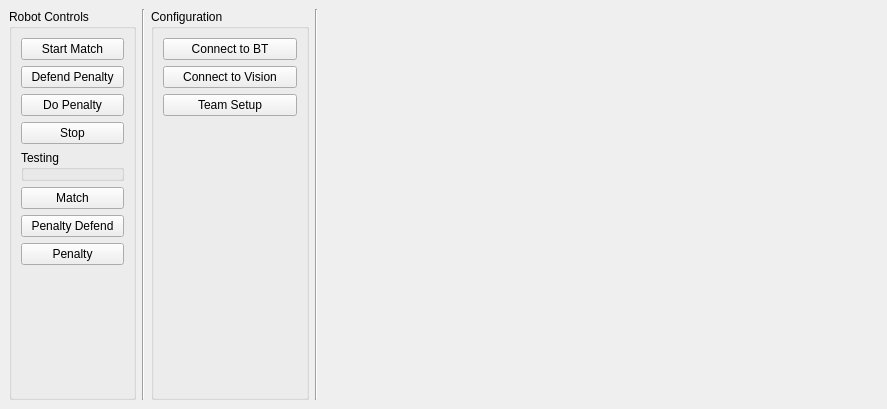
SSabev/SDPCode, file GUI/mainwindow.ui: the form before one commit.
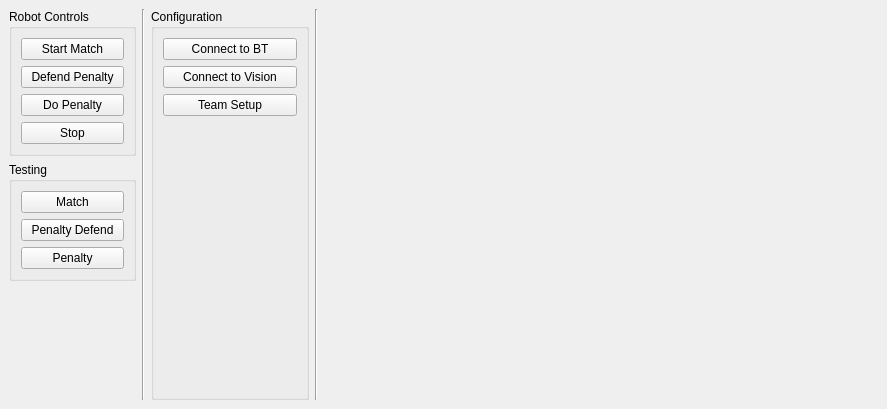
The form after the commit. Icons and pictures are not drawn. Custom widgets are drawn as their Qt base class.

```diff
--- a/GUI/mainwindow.ui
+++ b/GUI/mainwindow.ui
@@ -20,6 +20,8 @@
   <widget class="QWidget" name="centralwidget">
    <layout class="QHBoxLayout" name="horizontalLayout">
     <item>
+     <layout class="QVBoxLayout" name="verticalLayout_4">
+      <item>
      <widget class="QGroupBox" name="groupBox">
       <property name="sizePolicy">
        <sizepolicy hsizetype="Fixed" vsizetype="Preferred">
@@ -83,13 +85,15 @@
          </property>
         </widget>
        </item>
+        </layout>
+       </widget>
+      </item>
        <item>
         <widget class="QGroupBox" name="groupBox_3">
          <property name="title">
           <string>Testing</string>
          </property>
-        </widget>
-       </item>
+        <layout class="QVBoxLayout" name="verticalLayout_3">
        <item>
         <widget class="QPushButton" name="matchTestBtn">
          <property name="sizePolicy">
@@ -123,6 +127,9 @@
          </property>
         </widget>
        </item>
+        </layout>
+       </widget>
+      </item>
        <item>
         <spacer name="verticalSpacer">
          <property name="orientation">
@@ -137,7 +144,6 @@
         </spacer>
        </item>
       </layout>
-     </widget>
     </item>
     <item>
      <widget class="Line" name="line">
```
Left out of the diff: 8 changed lines with no effect on the pictures. Lines whose indentation alone changed are shown as unchanged.
